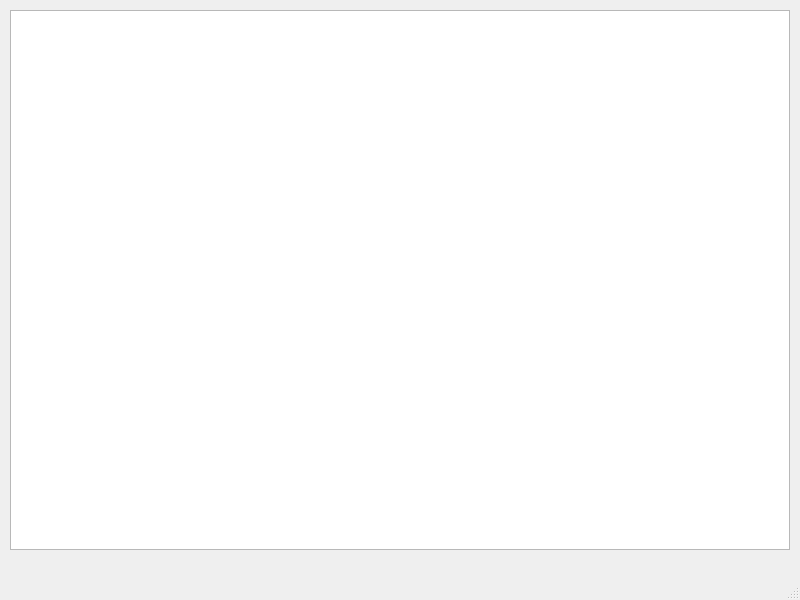
First picture: the form in TextEditor.ui, repository gb-c-team-3/YATE, before the edit.
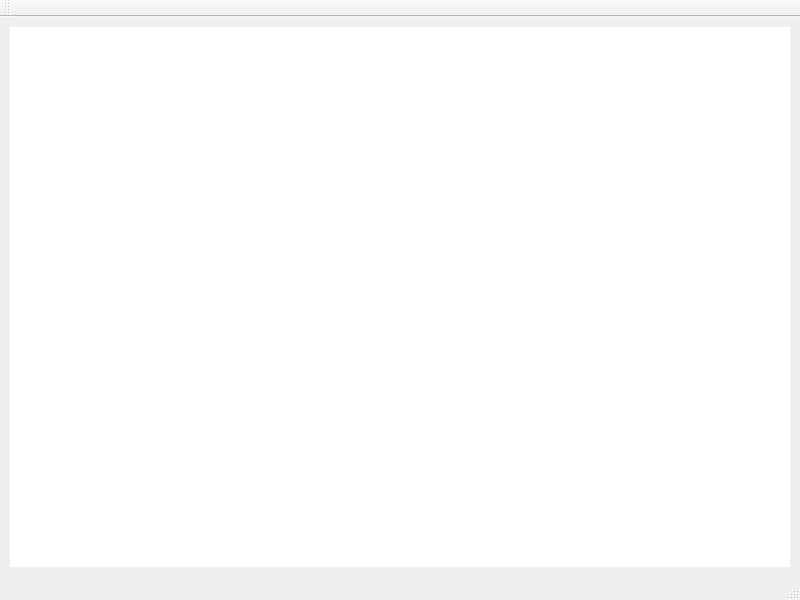
Second picture: the form after the edit.

Commit message: T9 - offer your own interface

Diff of the .ui file:
```diff
--- a/TextEditor.ui
+++ b/TextEditor.ui
@@ -23,6 +23,9 @@
       <height>540</height>
      </rect>
     </property>
+    <property name="frameShape">
+     <enum>QFrame::NoFrame</enum>
+    </property>
     <property name="readOnly">
      <bool>false</bool>
     </property>
@@ -39,6 +42,17 @@
    </property>
   </widget>
   <widget class="QStatusBar" name="statusbar"/>
+  <widget class="QToolBar" name="toolBar">
+   <property name="windowTitle">
+    <string>toolBar</string>
+   </property>
+   <attribute name="toolBarArea">
+    <enum>TopToolBarArea</enum>
+   </attribute>
+   <attribute name="toolBarBreak">
+    <bool>false</bool>
+   </attribute>
+  </widget>
  </widget>
  <resources/>
  <connections/>
```
The commit also changes 3 other files.
